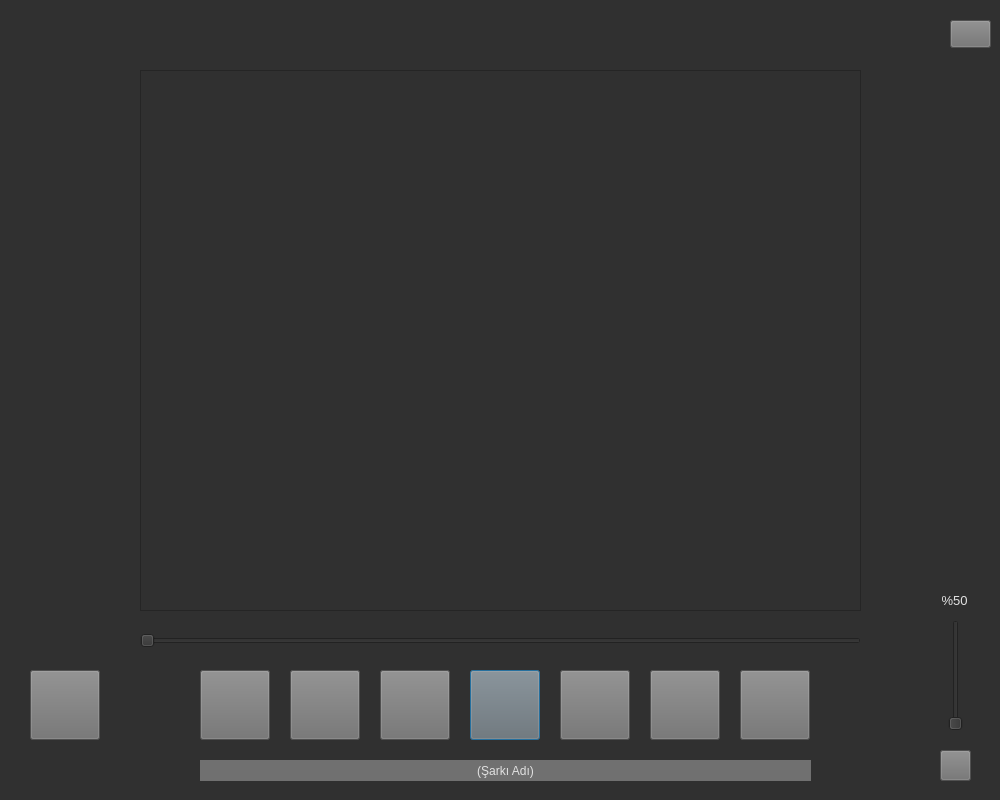
Above: Mp3 Player 0.2/deneme giris/Mp3Player.ui from TahaMuslu/Mp3Player before the change. Below: the same form after it.
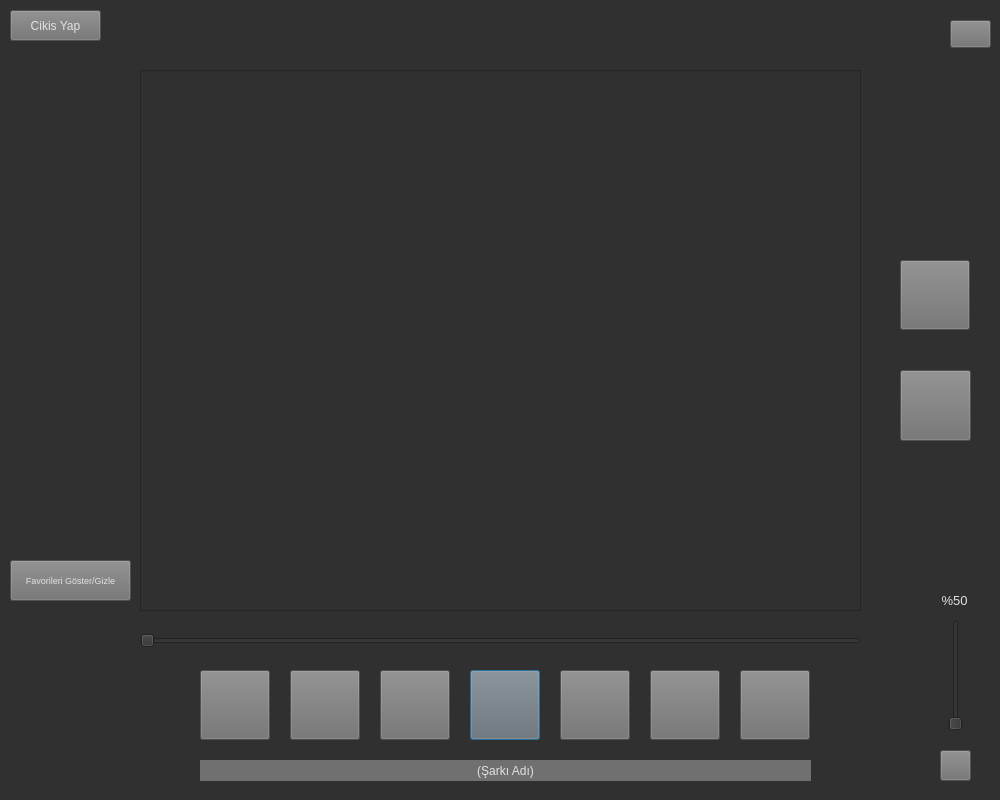
That is the form after the change.

```diff
--- a/Mp3 Player 0.2/deneme giris/Mp3Player.ui
+++ b/Mp3 Player 0.2/deneme giris/Mp3Player.ui
@@ -116,8 +116,8 @@
   <widget class="QPushButton" name="begenButon">
    <property name="geometry">
     <rect>
-     <x>30</x>
-     <y>670</y>
+     <x>900</x>
+     <y>260</y>
      <width>70</width>
      <height>70</height>
     </rect>
@@ -281,6 +281,62 @@
     <set>Qt::AlignCenter</set>
    </property>
   </widget>
+  <widget class="QToolButton" name="cikisButton">
+   <property name="geometry">
+    <rect>
+     <x>10</x>
+     <y>10</y>
+     <width>91</width>
+     <height>31</height>
+    </rect>
+   </property>
+   <property name="styleSheet">
+    <string notr="true">background-color: rgb(112, 112, 112);
+color: rgb(225, 225, 225);</string>
+   </property>
+   <property name="text">
+    <string>Cikis Yap</string>
+   </property>
+  </widget>
+  <widget class="QPushButton" name="favorilerButon">
+   <property name="geometry">
+    <rect>
+     <x>10</x>
+     <y>560</y>
+     <width>121</width>
+     <height>41</height>
+    </rect>
+   </property>
+   <property name="font">
+    <font>
+     <pointsize>7</pointsize>
+    </font>
+   </property>
+   <property name="styleSheet">
+    <string notr="true">background-color: rgb(112, 112, 112);
+color: rgb(225, 225, 225);</string>
+   </property>
+   <property name="text">
+    <string>Favorileri Göster/Gizle</string>
+   </property>
+  </widget>
+  <widget class="QPushButton" name="begenmeButon">
+   <property name="geometry">
+    <rect>
+     <x>900</x>
+     <y>370</y>
+     <width>71</width>
+     <height>71</height>
+    </rect>
+   </property>
+   <property name="styleSheet">
+    <string notr="true">color: rgb(225, 225, 225);
+background-color: rgb(112, 112, 112);</string>
+   </property>
+   <property name="text">
+    <string/>
+   </property>
+  </widget>
  </widget>
  <resources/>
  <connections/>
```
